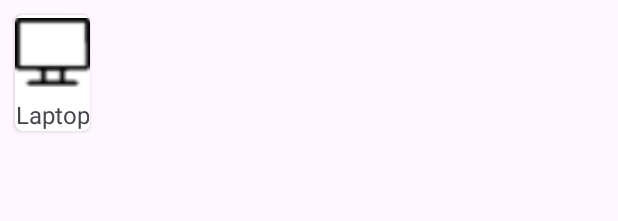
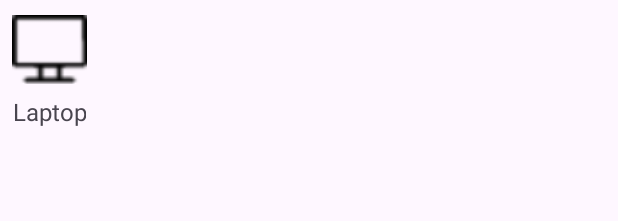
Before and after one commit to Nameless0706/FinalProjectAndroidNhom13, an Android app: the layout item_category.xml on its own in the app's theme, with its tools: preview values and no code run, on a phone screen of 412 x 824 dp. Shown: the top 221 px of the screen. Run offline under Robolectric (Android 15) with nearby library versions, the light colour scheme and no system bars; Roboto replaces fonts that are not available here.

Commit message:
Chỉnh sửa UI của category

```diff
--- a/PhoneMart/app/src/main/java/com/nhom13/phonemart/ui/CartFragment.java
+++ b/PhoneMart/app/src/main/java/com/nhom13/phonemart/ui/CartFragment.java
@@ -434,13 +434,13 @@ public class CartFragment extends Fragment implements View.OnClickListener, OnCa
 
         if ("00".equals(responseCode)) {
             DialogUtils.ShowDialog(requireContext(), R.layout.success_dialog, "Thành công", "Thanh toán thành công");
+            createOrder("Thanh toán qua VNPay", cardType);
         } else {
             DialogUtils.ShowDialog(requireContext(), R.layout.error_dialog, "Thất bại", "Thanh toán thất bại");
         }
 
         // Ẩn WebView sau khi thanh toán xong
         vnPayWebView.setVisibility(View.GONE);
-        createOrder("Thanh toán qua VNPay", cardType);
 
     }
 
--- a/PhoneMart/app/src/main/res/layout/fragment_product_detail.xml
+++ b/PhoneMart/app/src/main/res/layout/fragment_product_detail.xml
@@ -61,7 +61,7 @@
                     app:layout_constraintBottom_toBottomOf="parent"
                     app:layout_constraintEnd_toEndOf="parent"
                     app:layout_constraintStart_toStartOf="parent"
-                    app:layout_constraintTop_toTopOf="parent"></ViewFlipper>
+                    app:layout_constraintTop_toTopOf="parent"/>
             </androidx.constraintlayout.widget.ConstraintLayout>
 
             <LinearLayout
--- a/PhoneMart/app/src/main/res/layout/item_category.xml
+++ b/PhoneMart/app/src/main/res/layout/item_category.xml
@@ -3,19 +3,14 @@
     xmlns:app="http://schemas.android.com/apk/res-auto"
     android:layout_width="wrap_content"
     android:layout_height="wrap_content"
+    android:background="@color/transparent"
     android:orientation="vertical"
     android:padding="8dp">
 
-    <androidx.cardview.widget.CardView
+    <LinearLayout
         android:layout_width="wrap_content"
         android:layout_height="wrap_content"
-        android:layout_margin="2dp"
-        app:cardCornerRadius="5dp"
-        app:cardElevation="2dp">
-
-        <LinearLayout
-            android:layout_width="match_parent"
-            android:layout_height="match_parent"
+        android:background="@color/transparent"
         android:gravity="center"
         android:orientation="vertical">
 
@@ -36,6 +31,4 @@
             android:textSize="16sp" />
     </LinearLayout>
 
-    </androidx.cardview.widget.CardView>
-
 </LinearLayout>
```
Also changed, not shown: PhoneMart/app/src/main/java/com/nhom13/phonemart/ui/HomePageFragment.java (+6 -3 lines), PhoneMart/app/src/main/res/drawable/banner_1.jpg (added), PhoneMart/app/src/main/res/drawable/banner_2.jpg (added), PhoneMart/app/src/main/res/drawable/banner_3.jpg (added), PhoneMart/app/src/main/res/drawable/banner_4.jpg (added), PhoneMart/app/src/main/res/drawable/banner_5.jpg (added). Lines whose indentation alone changed are shown as unchanged.
